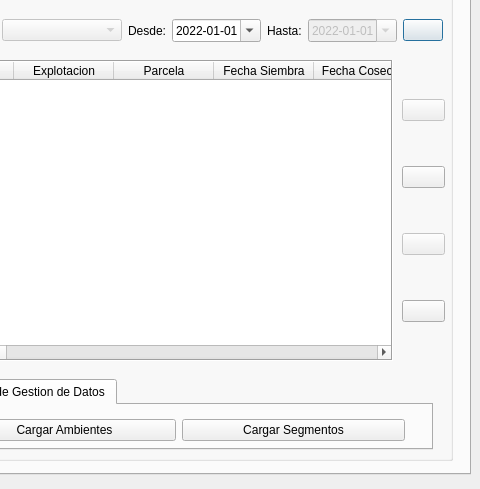
franciscocontreras93/agrae, file ui/agrae_main.ui: the form before one commit; both pictures show x 320 to 800 and y 136 to 625 of the 800 by 625 pixel window.
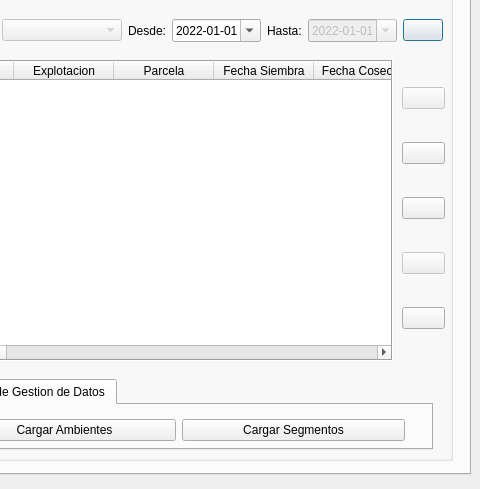
The form after the commit.

Patch:
```diff
--- a/ui/agrae_main.ui
+++ b/ui/agrae_main.ui
@@ -189,47 +189,34 @@
         <height>301</height>
        </rect>
       </property>
-      <layout class="QGridLayout" name="gridLayout_4" rowstretch="0,0,0,0,0" columnstretch="2">
-       <item row="1" column="0">
-        <widget class="QPushButton" name="btn_export_layer">
-         <property name="enabled">
-          <bool>true</bool>
-         </property>
-         <property name="toolTip">
-          <string>Añadir Lote al Mapa</string>
-         </property>
-         <property name="text">
-          <string/>
-         </property>
-        </widget>
-       </item>
-       <item row="3" column="0">
-        <widget class="QPushButton" name="btn_chart">
-         <property name="enabled">
-          <bool>false</bool>
-         </property>
-         <property name="toolTip">
-          <string>Añadir Lote al Mapa</string>
-         </property>
-         <property name="text">
-          <string/>
-         </property>
-        </widget>
-       </item>
-       <item row="0" column="0">
-        <widget class="QPushButton" name="btn_add_layer">
-         <property name="enabled">
-          <bool>false</bool>
-         </property>
-         <property name="toolTip">
-          <string>Añadir Lote al Mapa</string>
-         </property>
-         <property name="text">
-          <string/>
-         </property>
-        </widget>
-       </item>
+      <layout class="QGridLayout" name="gridLayout_4" rowstretch="0,0,0,0,0,0" columnstretch="2">
        <item row="4" column="0">
+        <widget class="QPushButton" name="btn_chart">
+         <property name="enabled">
+          <bool>false</bool>
+         </property>
+         <property name="toolTip">
+          <string>Añadir Lote al Mapa</string>
+         </property>
+         <property name="text">
+          <string/>
+         </property>
+        </widget>
+       </item>
+       <item row="2" column="0">
+        <widget class="QPushButton" name="btn_export_layer">
+         <property name="enabled">
+          <bool>true</bool>
+         </property>
+         <property name="toolTip">
+          <string>Añadir Lote al Mapa</string>
+         </property>
+         <property name="text">
+          <string/>
+         </property>
+        </widget>
+       </item>
+       <item row="5" column="0">
         <widget class="QPushButton" name="btn_report">
          <property name="enabled">
           <bool>true</bool>
@@ -242,6 +229,32 @@
          </property>
         </widget>
        </item>
+       <item row="0" column="0">
+        <widget class="QPushButton" name="btn_add_layer">
+         <property name="enabled">
+          <bool>false</bool>
+         </property>
+         <property name="toolTip">
+          <string>Añadir Lote al Mapa</string>
+         </property>
+         <property name="text">
+          <string/>
+         </property>
+        </widget>
+       </item>
+       <item row="1" column="0">
+        <widget class="QPushButton" name="btn_print_test">
+         <property name="enabled">
+          <bool>true</bool>
+         </property>
+         <property name="toolTip">
+          <string>Añadir Lote al Mapa</string>
+         </property>
+         <property name="text">
+          <string/>
+         </property>
+        </widget>
+       </item>
       </layout>
      </widget>
      <widget class="QTableWidget" name="tableWidget">
```
Left out of the diff: 8 changed lines with no effect on the pictures.
